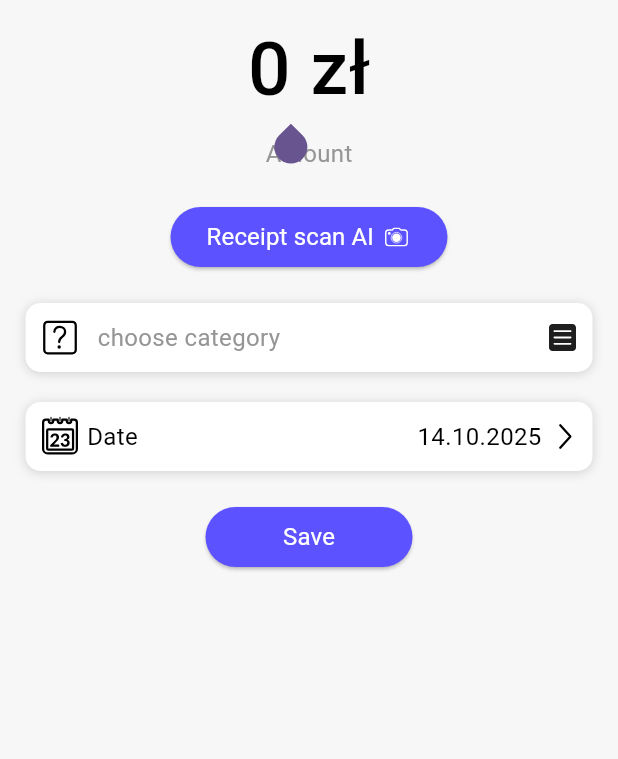
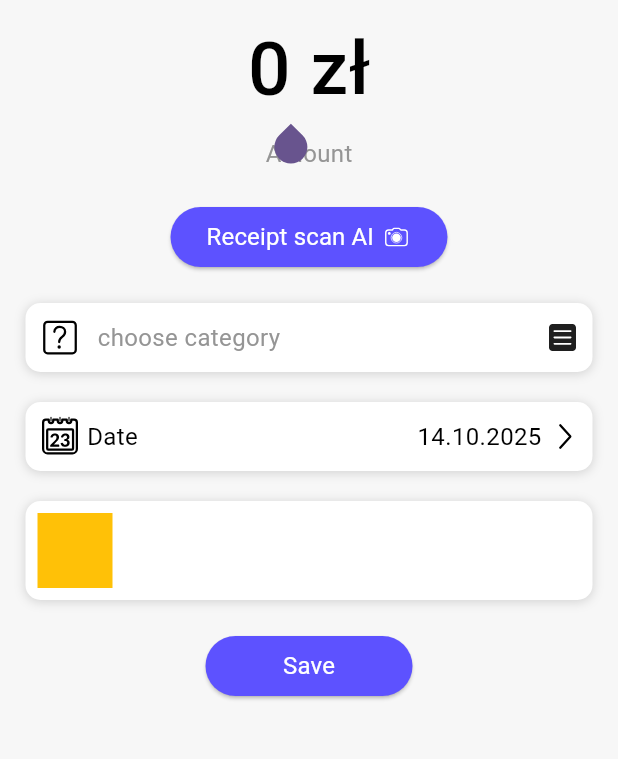
Before and after one commit to poleheshko/saveon_frontend, a Flutter app: the screen it shows after launch, on a phone screen of 412 x 824 dp, the part 84-843 px from its top. Run offline on Flutter 3.47's test engine with Material 3 defaults, Android fonts, the phone set to English and light mode, and no system bars; our stand-ins replace calendar_date_picker2, flutter_svg.

Commit message:
Started implementing Album selector

```diff
--- a/lib/expense_page.dart
+++ b/lib/expense_page.dart
@@ -4,6 +4,7 @@ import 'package:saveon_frontend/models/common/saveon_button.dart';
 
 import 'data/category_info.dart';
 import 'models/common/common_page.dart';
+import 'models/expense_page_models/album_selector/album_selector_class.dart';
 import 'models/expense_page_models/amount_input.dart';
 import 'models/expense_page_models/date/choose_date_class.dart';
 import 'models/expense_page_models/expense_categories/choose_category_class.dart';
@@ -66,6 +67,10 @@ class _ExpensePageState extends State<ExpensePage> {
           ),
           const SizedBox(width: double.infinity, height: 20),
 
+          AlbumSelectorClass(),
+
+          const SizedBox(width: double.infinity, height: 20),
+
           // test
           SaveOnButton(
             onPressed: () {
--- /dev/null
+++ b/lib/models/expense_page_models/album_selector/album_row.dart
@@ -0,0 +1,22 @@
+import 'package:flutter/cupertino.dart';
+import 'package:flutter/material.dart';
+
+class AlbumRow extends StatefulWidget {
+  const AlbumRow({super.key});
+
+  @override
+  State<StatefulWidget> createState() => _AlbumRowState();
+}
+
+class _AlbumRowState extends State<AlbumRow> {
+  @override
+  Widget build(BuildContext context) {
+    return Row(
+      mainAxisAlignment: MainAxisAlignment.spaceBetween,
+      crossAxisAlignment: CrossAxisAlignment.center,
+      children: [
+        Container(height: 50, width: 50, color: Colors.amber)
+      ]
+    );
+  }
+}
--- /dev/null
+++ b/lib/models/expense_page_models/album_selector/album_selector_class.dart
@@ -0,0 +1,23 @@
+import 'package:flutter/cupertino.dart';
+import 'package:flutter/material.dart';
+import 'package:saveon_frontend/models/common/saveon_section.dart';
+
+import 'album_row.dart';
+
+class AlbumSelectorClass extends StatefulWidget {
+  const AlbumSelectorClass({super.key});
+
+  @override
+  State<AlbumSelectorClass> createState() => _AlbumSelectorClassState();
+}
+
+class _AlbumSelectorClassState extends State<AlbumSelectorClass> {
+  @override
+  Widget build(BuildContext context) {
+    return SaveOnSection(
+      SaveOnSectionContent: [
+        AlbumRow()
+      ],
+    );
+  }
+}
--- a/pubspec.yaml
+++ b/pubspec.yaml
@@ -79,6 +79,11 @@ flutter:
     - lib/assets/date_icons/calendar_icon.svg
     - lib/assets/date_icons/arrow_right_icon.svg
     - lib/assets/date_icons/arrow_down_icon.svg
+    - lib/assets/album_icons/album_purple.svg
+    - lib/assets/album_icons/album_orange.svg
+    - lib/assets/album_icons/album_black.svg
+    - lib/assets/album_icons/item_unselected.svg
+    - lib/assets/album_icons/item_selected.svg
 
   # An image asset can refer to one or more resolution-specific "variants", see
   # https://flutter.dev/to/resolution-aware-images
```
Also changed, not shown: lib/data/album_model.dart (added, +29 -0 lines), lib/assets/album_icons/album_black.svg (added), lib/assets/album_icons/album_orange.svg (added), lib/assets/album_icons/album_purple.svg (added), lib/assets/album_icons/item_selected.svg (added), lib/assets/album_icons/item_unselected.svg (added).
